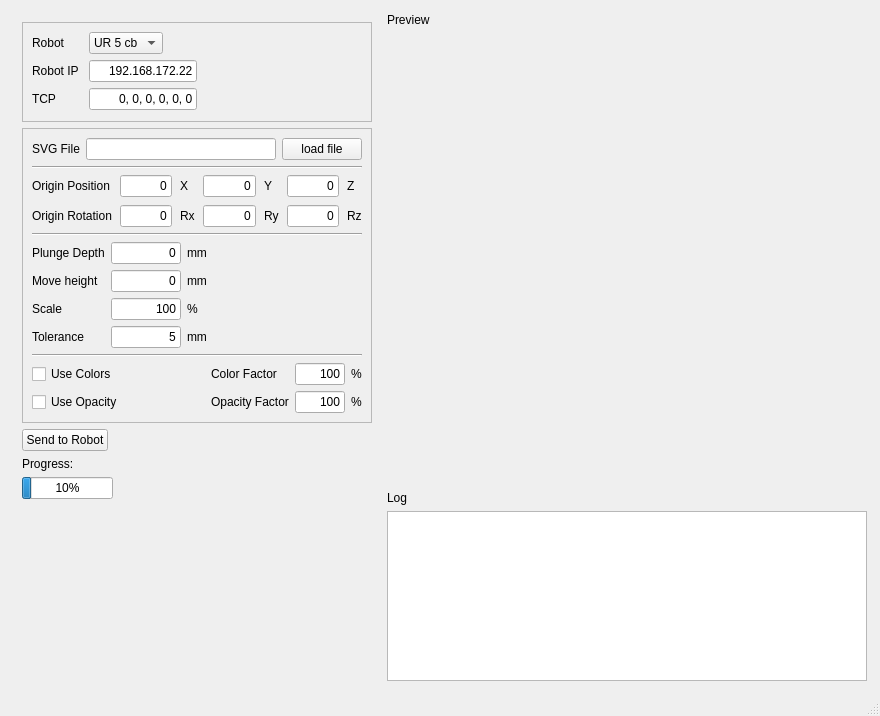
Before: the Qt Designer form UR_playground_mainwindow03.ui in robin-gdwl/UR_Playground, drawn with Qt 5.
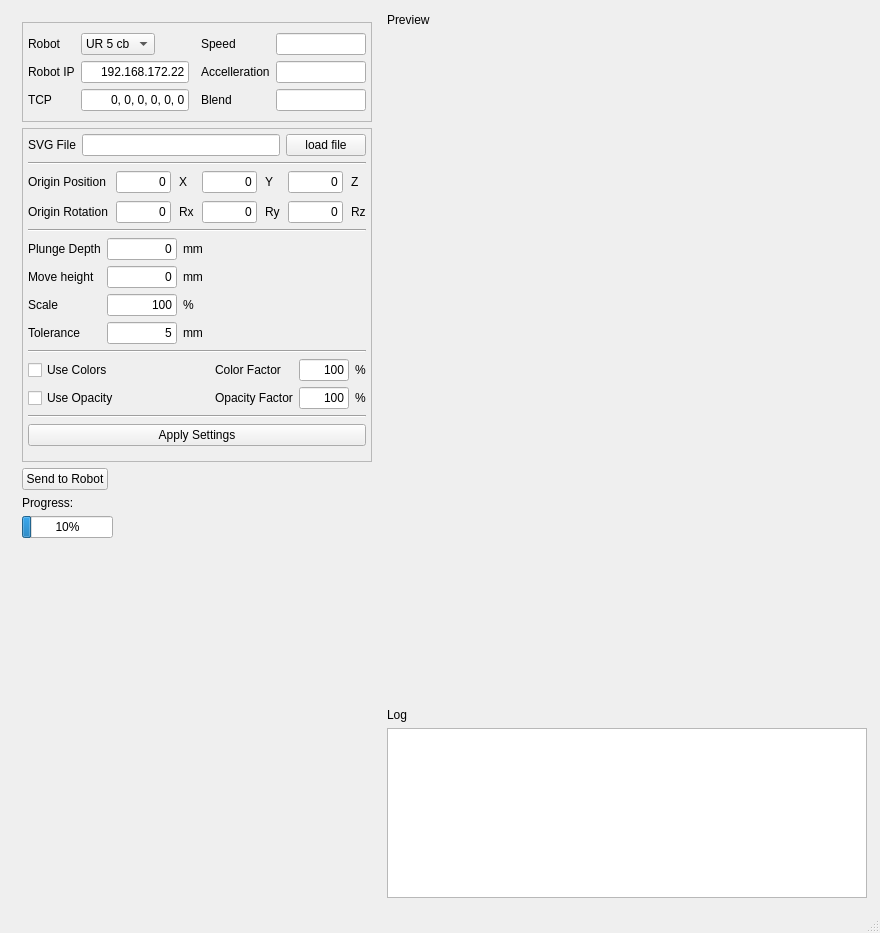
After: the same form once the commit is applied.

Commit message: implemented unit conversion added todo list in readme.md Changed UI - added apply button

The edit to the form file:
```diff
--- a/UR_playground_mainwindow03.ui
+++ b/UR_playground_mainwindow03.ui
@@ -7,7 +7,7 @@
     <x>0</x>
     <y>0</y>
     <width>880</width>
-    <height>716</height>
+    <height>933</height>
    </rect>
   </property>
   <property name="windowTitle">
@@ -52,8 +52,8 @@
          </property>
          <property name="maximumSize">
           <size>
-           <width>600</width>
-           <height>16777215</height>
+           <width>350</width>
+           <height>500</height>
           </size>
          </property>
          <property name="frameShape">
@@ -63,28 +63,20 @@
           <enum>QFrame::Raised</enum>
          </property>
          <layout class="QGridLayout" name="gridLayout_3">
-          <property name="horizontalSpacing">
-           <number>10</number>
+          <property name="leftMargin">
+           <number>5</number>
           </property>
-          <item row="1" column="1">
-           <widget class="QLineEdit" name="lineEdit">
-            <property name="sizePolicy">
-             <sizepolicy hsizetype="Fixed" vsizetype="Fixed">
-              <horstretch>0</horstretch>
-              <verstretch>0</verstretch>
-             </sizepolicy>
-            </property>
-            <property name="inputMethodHints">
-             <set>Qt::ImhDigitsOnly</set>
-            </property>
-            <property name="text">
-             <string>192.168.172.22</string>
-            </property>
-            <property name="alignment">
-             <set>Qt::AlignRight|Qt::AlignTrailing|Qt::AlignVCenter</set>
-            </property>
-           </widget>
-          </item>
+          <property name="topMargin">
+           <number>5</number>
+          </property>
+          <property name="rightMargin">
+           <number>5</number>
+          </property>
+          <property name="bottomMargin">
+           <number>5</number>
+          </property>
+          <item row="0" column="0">
+           <layout class="QGridLayout" name="gridLayout_2">
           <item row="1" column="0">
            <widget class="QLabel" name="label_2">
             <property name="text">
@@ -92,19 +84,6 @@
             </property>
            </widget>
           </item>
-          <item row="2" column="0">
-           <widget class="QLabel" name="label_3">
-            <property name="sizePolicy">
-             <sizepolicy hsizetype="Maximum" vsizetype="Preferred">
-              <horstretch>0</horstretch>
-              <verstretch>0</verstretch>
-             </sizepolicy>
-            </property>
-            <property name="text">
-             <string>TCP</string>
-            </property>
-           </widget>
-          </item>
           <item row="0" column="1">
            <widget class="QComboBox" name="comboBox">
             <property name="sizePolicy">
@@ -120,6 +99,9 @@
             </item>
            </widget>
           </item>
+            <item row="2" column="4">
+             <widget class="QLineEdit" name="lineEdit_5"/>
+            </item>
           <item row="0" column="0">
            <widget class="QLabel" name="label">
             <property name="text">
@@ -127,6 +109,43 @@
             </property>
            </widget>
           </item>
+            <item row="2" column="3">
+             <widget class="QLabel" name="label_30">
+              <property name="text">
+               <string>Blend</string>
+              </property>
+             </widget>
+            </item>
+            <item row="0" column="3">
+             <widget class="QLabel" name="label_28">
+              <property name="text">
+               <string>Speed</string>
+              </property>
+             </widget>
+            </item>
+            <item row="2" column="0">
+             <widget class="QLabel" name="label_3">
+              <property name="sizePolicy">
+               <sizepolicy hsizetype="Maximum" vsizetype="Preferred">
+                <horstretch>0</horstretch>
+                <verstretch>0</verstretch>
+               </sizepolicy>
+              </property>
+              <property name="text">
+               <string>TCP</string>
+              </property>
+             </widget>
+            </item>
+            <item row="1" column="4">
+             <widget class="QLineEdit" name="lineEdit_4"/>
+            </item>
+            <item row="1" column="3">
+             <widget class="QLabel" name="label_29">
+              <property name="text">
+               <string>Accelleration</string>
+              </property>
+             </widget>
+            </item>
           <item row="2" column="1">
            <widget class="QLineEdit" name="lineEdit_2">
             <property name="sizePolicy">
@@ -146,18 +165,42 @@
             </property>
            </widget>
           </item>
+            <item row="1" column="1">
+             <widget class="QLineEdit" name="lineEdit">
+              <property name="sizePolicy">
+               <sizepolicy hsizetype="Fixed" vsizetype="Fixed">
+                <horstretch>0</horstretch>
+                <verstretch>0</verstretch>
+               </sizepolicy>
+              </property>
+              <property name="inputMethodHints">
+               <set>Qt::ImhDigitsOnly</set>
+              </property>
+              <property name="text">
+               <string>192.168.172.22</string>
+              </property>
+              <property name="alignment">
+               <set>Qt::AlignRight|Qt::AlignTrailing|Qt::AlignVCenter</set>
+              </property>
+             </widget>
+            </item>
+            <item row="0" column="4">
+             <widget class="QLineEdit" name="lineEdit_3"/>
+            </item>
           <item row="1" column="2">
-           <spacer name="horizontalSpacer_3">
+             <widget class="Line" name="line_5">
+              <property name="sizePolicy">
+               <sizepolicy hsizetype="Minimum" vsizetype="Fixed">
+                <horstretch>0</horstretch>
+                <verstretch>0</verstretch>
+               </sizepolicy>
+              </property>
             <property name="orientation">
              <enum>Qt::Horizontal</enum>
             </property>
-            <property name="sizeHint" stdset="0">
-             <size>
-              <width>40</width>
-              <height>20</height>
-             </size>
-            </property>
-           </spacer>
+             </widget>
+            </item>
+           </layout>
           </item>
          </layout>
         </widget>
@@ -201,6 +244,18 @@
           <enum>QFrame::Raised</enum>
          </property>
          <layout class="QVBoxLayout" name="verticalLayout_3">
+          <property name="leftMargin">
+           <number>5</number>
+          </property>
+          <property name="topMargin">
+           <number>5</number>
+          </property>
+          <property name="rightMargin">
+           <number>5</number>
+          </property>
+          <property name="bottomMargin">
+           <number>5</number>
+          </property>
           <item>
            <layout class="QVBoxLayout" name="verticalLayout_2">
             <item>
@@ -742,6 +797,39 @@
               </item>
              </layout>
             </item>
+            <item>
+             <widget class="Line" name="line_4">
+              <property name="orientation">
+               <enum>Qt::Horizontal</enum>
+              </property>
+             </widget>
+            </item>
+            <item>
+             <widget class="QPushButton" name="btnApplySettings">
+              <property name="text">
+               <string>Apply Settings</string>
+              </property>
+             </widget>
+            </item>
+            <item>
+             <spacer name="verticalSpacer_2">
+              <property name="orientation">
+               <enum>Qt::Vertical</enum>
+              </property>
+              <property name="sizeType">
+               <enum>QSizePolicy::Fixed</enum>
+              </property>
+              <property name="sizeHint" stdset="0">
+               <size>
+                <width>20</width>
+                <height>10</height>
+               </size>
+              </property>
+             </spacer>
+            </item>
+            <item>
+             <layout class="QGridLayout" name="gridLayout"/>
+            </item>
            </layout>
           </item>
          </layout>
```
Lines whose indentation alone changed are shown as unchanged. The commit also changes 4 other files.
